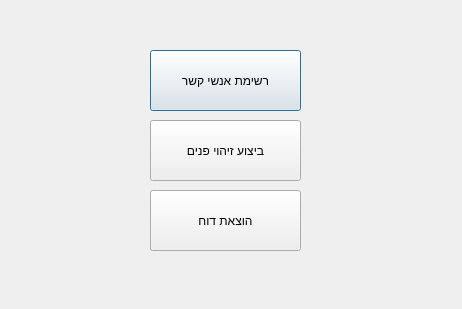
Qt form UserloginICU.ui (sagivt1/team21_face_detection) before a commit.
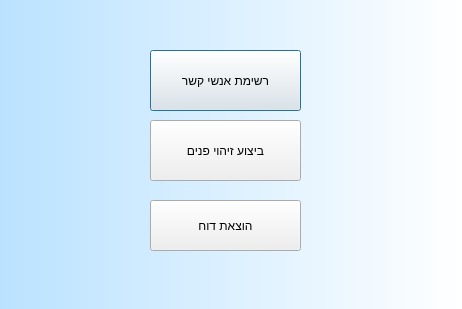
The same form after that commit.

The edit to the form file:
```diff
--- a/UserloginICU.ui
+++ b/UserloginICU.ui
@@ -13,6 +13,11 @@
   <property name="windowTitle">
    <string>Dialog</string>
   </property>
+  <property name="styleSheet">
+   <string notr="true">QDialog{
+background-color:qlineargradient(spread:pad, x1:0, y1:0, x2:1, y2:0, stop:0 rgba(186, 226, 255, 255), stop:1 rgba(255, 255, 255, 255))
+}</string>
+  </property>
   <widget class="QPushButton" name="pushButton">
    <property name="geometry">
     <rect>
@@ -43,9 +48,9 @@
    <property name="geometry">
     <rect>
      <x>150</x>
-     <y>190</y>
+     <y>200</y>
      <width>151</width>
-     <height>61</height>
+     <height>51</height>
     </rect>
    </property>
    <property name="text">
```
